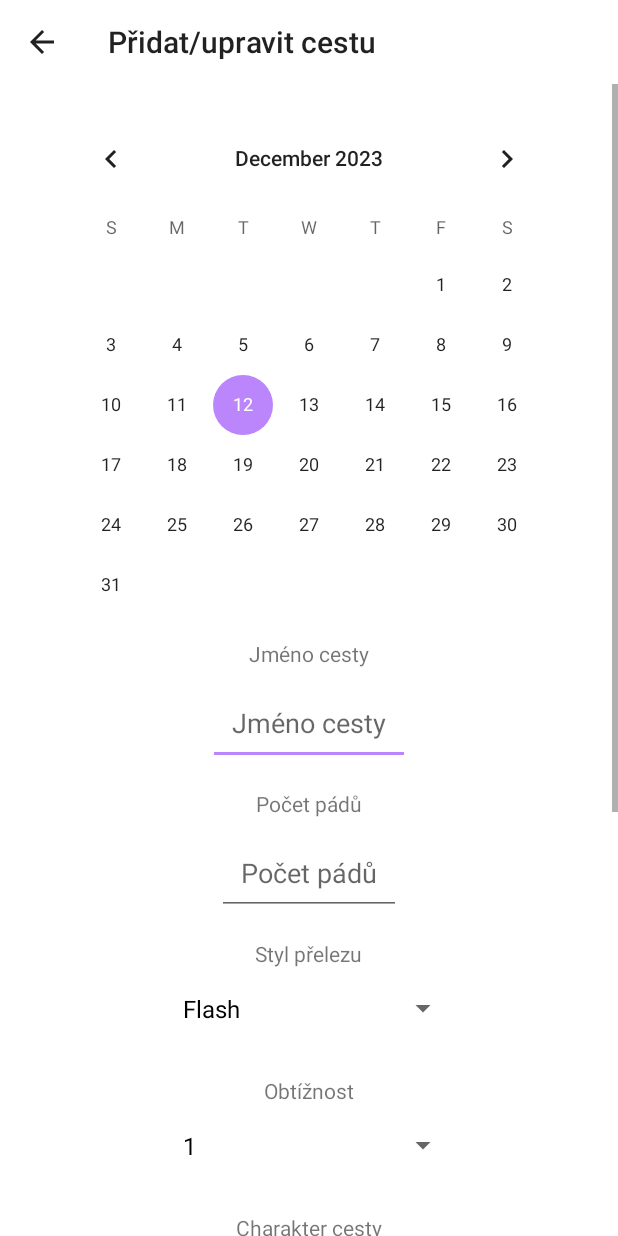
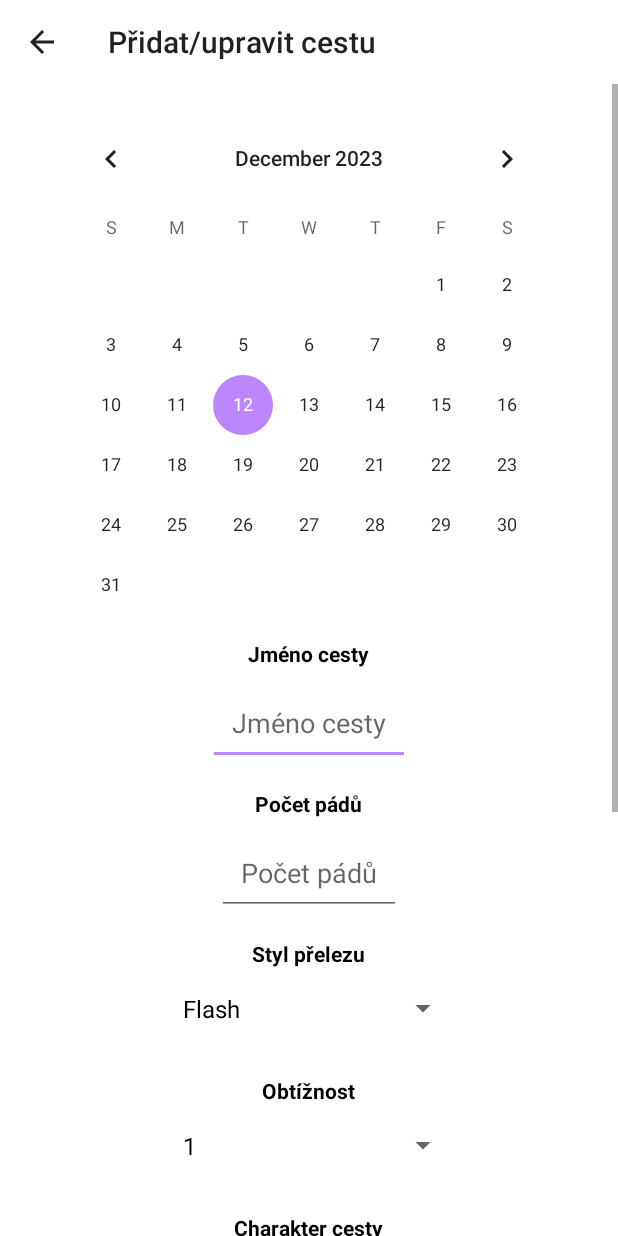
Before and after one commit to ikmujn357/DenikV1, an Android app built with Jetpack Compose: the AddActivity screen opened directly, with no data from a screen before it, on a phone screen of 412 x 824 dp. Run offline under Robolectric (Android 15) with nearby library versions, the phone set to English and light mode, and no system bars; our stand-ins replace Room's generated code.

Commit message:
dorobé úpravy trochu předělaný designe (obrázky) ale ještě chybí

```diff
--- a/app/src/main/java/com/example/denikv1/custom/SpinnerAdapter.kt
+++ b/app/src/main/java/com/example/denikv1/custom/SpinnerAdapter.kt
@@ -33,7 +33,7 @@ class CustomArrayAdapter(context: Context, resource: Int, items: List<String>) :
         textView.text = getItem(position)
 
         // Nastavení zarovnání textu na střed (nefunguje)
-        textView.gravity = Gravity.CENTER
+
 
         return view
     }
--- a/app/src/main/res/layout/item_cesta.xml
+++ b/app/src/main/res/layout/item_cesta.xml
@@ -9,7 +9,7 @@
         android:layout_width="55dp"
         android:layout_height="55dp"
         android:contentDescription="Ikonka cesty"
-        android:src="@android:drawable/btn_star_big_on" />
+        android:src="@drawable/ikonaucesty" />
 
     <LinearLayout
         android:paddingLeft="16dp"
--- a/app/src/main/res/layout/zapis.xml
+++ b/app/src/main/res/layout/zapis.xml
@@ -27,7 +27,9 @@
                 android:layout_height="wrap_content"
                 android:layout_gravity="center"
                 android:layout_marginTop="16dp"
-                android:text="Jméno cesty" />
+                android:text="Jméno cesty"
+                android:textStyle="bold"
+                android:textColor="#000000"/>
 
 
             <EditText
@@ -48,7 +50,9 @@
                 android:layout_height="wrap_content"
                 android:layout_gravity="center"
                 android:layout_marginTop="16dp"
-                android:text="Počet pádů" />
+                android:text="Počet pádů"
+                android:textStyle="bold"
+                android:textColor="#000000"/>
 
             <EditText
                 android:id="@+id/fallEditText"
@@ -68,7 +72,9 @@
                 android:layout_height="wrap_content"
                 android:layout_gravity="center"
                 android:layout_marginTop="16dp"
-                android:text="Styl přelezu" />
+                android:text="Styl přelezu"
+                android:textStyle="bold"
+                android:textColor="#000000"/>
 
             <Spinner
                 android:id="@+id/styleSpinner"
@@ -85,7 +91,9 @@
                 android:layout_height="wrap_content"
                 android:layout_gravity="center"
                 android:layout_marginTop="16dp"
-                android:text="Obtížnost" />
+                android:text="Obtížnost"
+                android:textStyle="bold"
+                android:textColor="#000000"/>
 
             <Spinner
                 android:id="@+id/difficultySpinner"
@@ -102,7 +110,9 @@
                 android:layout_height="wrap_content"
                 android:layout_gravity="center"
                 android:layout_marginTop="16dp"
-                android:text="Charakter cesty" />
+                android:text="Charakter cesty"
+                android:textStyle="bold"
+                android:textColor="#000000"/>
 
             <Spinner
                 android:id="@+id/characterSpinner"
@@ -119,7 +129,9 @@
                 android:layout_height="wrap_content"
                 android:layout_gravity="center"
                 android:layout_marginTop="16dp"
-                android:text="Čas" />
+                android:text="Čas"
+                android:textStyle="bold"
+                android:textColor="#000000"/>
 
             <LinearLayout
                 android:layout_width="match_parent"
@@ -139,7 +151,9 @@
                     android:layout_width="wrap_content"
                     android:layout_height="wrap_content"
                     android:layout_marginEnd="8dp"
-                    android:text=":" />
+                    android:text=":"
+                    android:textStyle="bold"
+                    android:textColor="#000000"/>
 
                 <EditText
                     android:id="@+id/secondsEditText"
@@ -162,7 +176,9 @@
                 android:textSize="16sp"
                 android:layout_gravity="center"
                 android:layout_centerHorizontal="true"
-                android:layout_marginTop="32dp" />
+                android:layout_marginTop="32dp"
+                android:textStyle="bold"
+                android:textColor="#000000"/>
 
             <!-- Velké textové pole pro popis cesty -->
             <EditText
@@ -186,7 +202,9 @@
                 android:text="Popište, proč se vám cesta líbila/nelíbila"
                 android:layout_below="@id/descriptionEditText"
                 android:layout_centerHorizontal="true"
-                android:layout_marginTop="16dp" />
+                android:layout_marginTop="16dp"
+                android:textStyle="bold"
+                android:textColor="#000000"/>
 
             <!-- Textové pole pro popis názoru na cestu -->
             <EditText
@@ -208,7 +226,8 @@
                 android:layout_height="wrap_content"
                 android:layout_gravity="center"
                 android:text="Uložit"
-                android:layout_below="@id/opinionEditText"
+                android:drawableTop="@drawable/save"
+                android:background="@android:color/transparent"
                 android:layout_centerHorizontal="true"
                 android:layout_marginTop="32dp" />
         </LinearLayout>
--- a/app/src/main/res/values/colors.xml
+++ b/app/src/main/res/values/colors.xml
@@ -7,4 +7,5 @@
     <color name="teal_700">#FF018786</color>
     <color name="black">#FF000000</color>
     <color name="white">#FFFFFFFF</color>
+    <color name="zkouska">#E0FFFF</color>
 </resources>
```
Also changed, not shown: app/src/main/java/com/example/denikv1/controller/statistics/DailyStatisticsController.kt (+60 -10 lines), app/src/main/java/com/example/denikv1/model/statistics/AllStatisticsModel.kt (+20 -9 lines), app/src/main/java/com/example/denikv1/model/statistics/DailyStatisticsModel.kt (+70 -22 lines), app/src/main/java/com/example/denikv1/view/statistics/AllStatisticsView.kt (+3 -4 lines), app/src/main/java/com/example/denikv1/view/statistics/DailyStatisticsView.kt (+139 -35 lines), app/src/main/res/layout/main_activity.xml (+16 -9 lines), app/src/main/res/layout/vyhledavani.xml (+3 -4 lines), app/src/main/res/drawable/add2.png (added), app/src/main/res/drawable/download.png (added), app/src/main/res/drawable/ikonaucesty.png (added), app/src/main/res/drawable/save.png (added), app/src/main/res/drawable/search.png (added), app/src/main/res/drawable/statistics.png (added).
